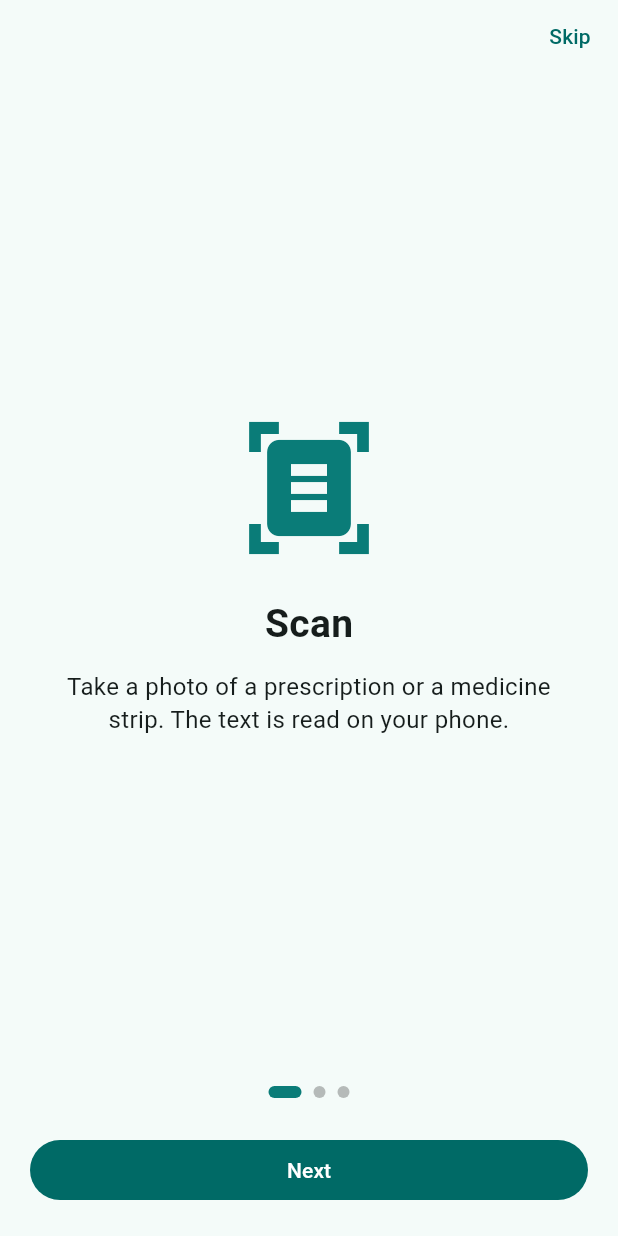
After one commit to kiranfarwa-a/fairrx, a Flutter app: the screen it shows after launch, on a phone screen of 412 x 824 dp. The commit adds this screen. Run offline on Flutter 3.47's test engine with Material 3 defaults, Android fonts, the phone set to English and light mode, and no system bars; our stand-ins replace image_picker, shared_preferences; missing offline and left inert: google_mlkit_text_recognition.

Commit message:
Add Welcome tour, Saved medicines, Compare and Pick screens

```diff
--- /dev/null
+++ b/lib/screens/welcome_screen.dart
@@ -0,0 +1,130 @@
+import 'package:flutter/material.dart';
+import '../store.dart';
+import '../widgets.dart';
+import 'disclaimer_screen.dart';
+import 'home_screen.dart';
+
+class _Slide {
+  final IconData icon;
+  final String title;
+  final String text;
+  const _Slide(this.icon, this.title, this.text);
+}
+
+/// 3-step introduction shown on the first launch.
+class WelcomeScreen extends StatefulWidget {
+  const WelcomeScreen({super.key});
+  @override
+  State<WelcomeScreen> createState() => _WelcomeScreenState();
+}
+
+class _WelcomeScreenState extends State<WelcomeScreen> {
+  final PageController _controller = PageController();
+  int _page = 0;
+
+  static const List<_Slide> _slides = [
+    _Slide(Icons.document_scanner, 'Scan',
+        'Take a photo of a prescription or a medicine strip. The text is read on your phone.'),
+    _Slide(Icons.compare_arrows, 'Compare',
+        'See the generic name and other medicines with the same ingredient and strength.'),
+    _Slide(Icons.savings, 'Save money',
+        'Check the official price (MRP) and save your medicines. Always ask your doctor or pharmacist before changing a medicine.'),
+  ];
+
+  @override
+  void dispose() {
+    _controller.dispose();
+    super.dispose();
+  }
+
+  Future<void> _finish() async {
+    await store.finishTour();
+    if (!mounted) return;
+    Navigator.pushReplacement(
+      context,
+      MaterialPageRoute(
+        builder: (_) => store.disclaimerAccepted
+            ? const HomeScreen()
+            : const DisclaimerScreen(),
+      ),
+    );
+  }
+
+  @override
+  Widget build(BuildContext context) {
+    final isLast = _page == _slides.length - 1;
+    return Scaffold(
+      body: SafeArea(
+        child: Column(
+          children: [
+            Align(
+              alignment: Alignment.centerRight,
+              child: TextButton(onPressed: _finish, child: const Text('Skip')),
+            ),
+            Expanded(
+              child: PageView.builder(
+                controller: _controller,
+                itemCount: _slides.length,
+                onPageChanged: (i) => setState(() => _page = i),
+                itemBuilder: (context, i) {
+                  final s = _slides[i];
+                  return Padding(
+                    padding: const EdgeInsets.all(32),
+                    child: Column(
+                      mainAxisAlignment: MainAxisAlignment.center,
+                      children: [
+                        Icon(s.icon, size: 96, color: kBrand),
+                        const SizedBox(height: 24),
+                        Text(s.title,
+                            style: const TextStyle(
+                                fontSize: 26, fontWeight: FontWeight.bold)),
+                        const SizedBox(height: 12),
+                        Text(s.text,
+                            textAlign: TextAlign.center,
+                            style: const TextStyle(fontSize: 16, height: 1.4)),
+                      ],
+                    ),
+                  );
+                },
+              ),
+            ),
+            Row(
+              mainAxisAlignment: MainAxisAlignment.center,
+              children: [
+                for (var i = 0; i < _slides.length; i++)
+                  Container(
+                    margin: const EdgeInsets.all(4),
+                    width: i == _page ? 22 : 8,
+                    height: 8,
+                    decoration: BoxDecoration(
+                      color: i == _page ? kBrand : Colors.black26,
+                      borderRadius: BorderRadius.circular(4),
+                    ),
+                  ),
+              ],
+            ),
+            Padding(
+              padding: const EdgeInsets.all(20),
+              child: SizedBox(
+                width: double.infinity,
+                child: FilledButton(
+                  onPressed: () {
+                    if (isLast) {
+                      _finish();
+                    } else {
+                      _controller.nextPage(
+                        duration: const Duration(milliseconds: 250),
+                        curve: Curves.easeOut,
+                      );
+                    }
+                  },
+                  child: Text(isLast ? 'Get started' : 'Next'),
+                ),
+              ),
+            ),
+          ],
+        ),
+      ),
+    );
+  }
+}
```
Also changed, not shown: lib/screens/compare_screen.dart (added, +122 -0 lines), lib/screens/detail_screen.dart (+25 -1 lines), lib/screens/home_screen.dart (+5 -2 lines), lib/screens/pick_medicine_screen.dart (added, +54 -0 lines), lib/screens/saved_screen.dart (added, +37 -0 lines), lib/screens/splash_screen.dart (+6 -3 lines), lib/store.dart (+22 -0 lines).
